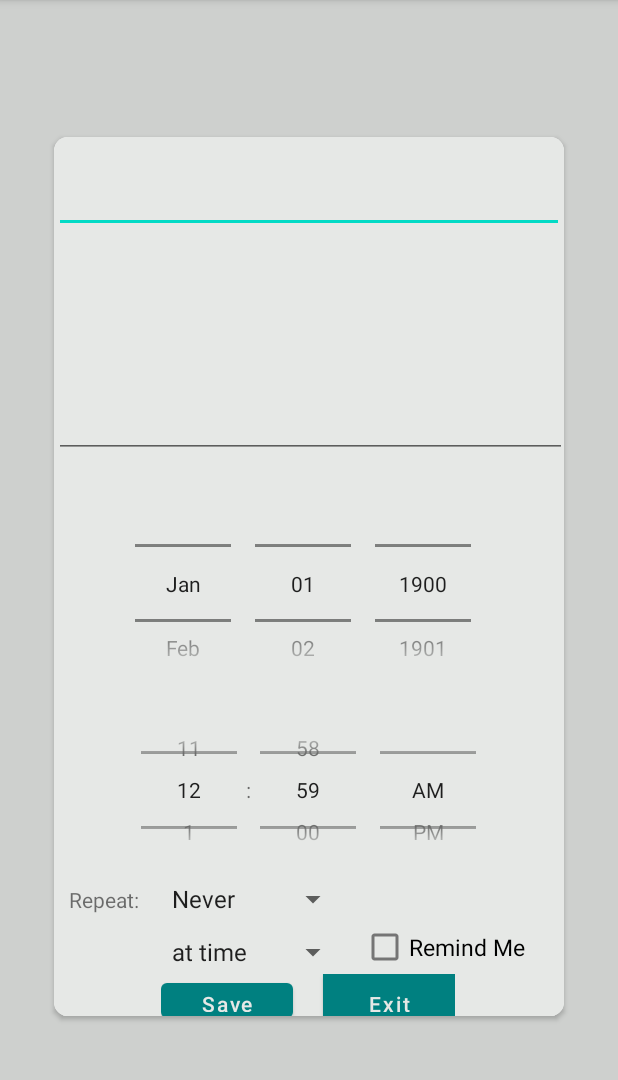
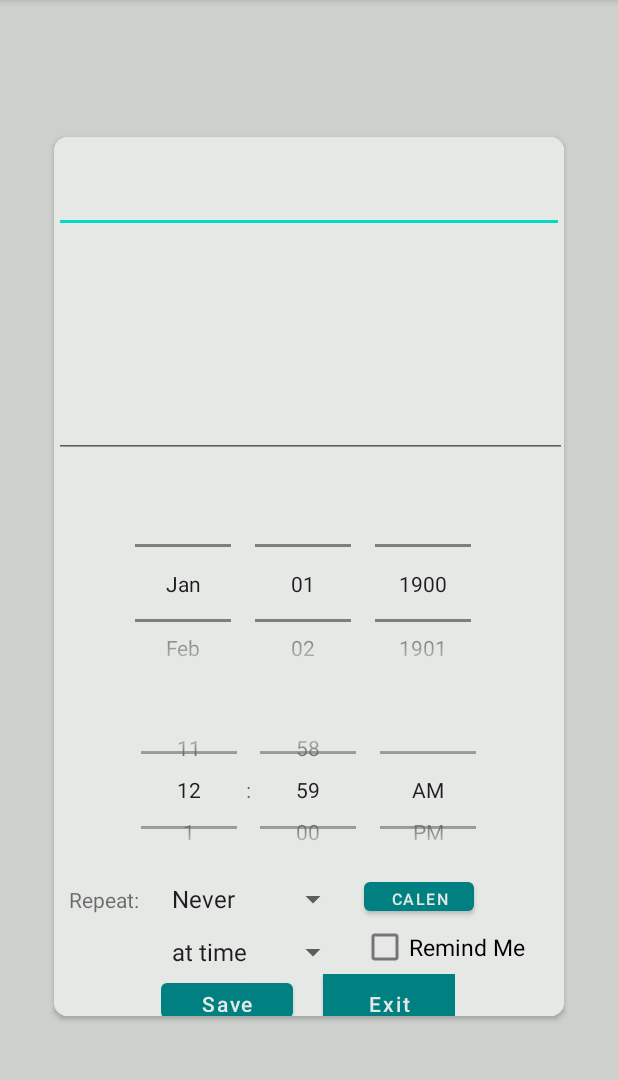
Before and after one commit to halishaah/COMP-380-L-Introduction-to-Software-Engineering, an Android app: the UpdateTodo screen opened directly, with no data from a screen before it, on a phone screen of 412 x 824 dp, the part 84-1164 px from its top. Run offline under Robolectric (Android 15) with nearby library versions, the phone set to English and light mode, and no system bars; 7 statements that could not run were skipped.

Commit message:
google calendar

```diff
--- a/app/src/main/java/com/example/todoapp/MainActivity.java
+++ b/app/src/main/java/com/example/todoapp/MainActivity.java
@@ -22,6 +22,7 @@ import android.content.DialogInterface;
 import android.content.Intent;
 import android.os.Build;
 import android.os.Bundle;
+import android.provider.CalendarContract;
 import android.view.LayoutInflater;
 import android.view.Menu;
 import android.view.MenuInflater;
@@ -30,6 +31,7 @@ import android.view.View;
 
 import android.widget.ArrayAdapter;
 
+import android.widget.Button;
 import android.widget.CheckBox;
 import android.widget.DatePicker;
 import android.widget.EditText;
@@ -68,6 +70,7 @@ public class MainActivity extends AppCompatActivity {
     TimePicker timePicker;
 
 
+
     @Override
     protected void onCreate(Bundle savedInstanceState) {
         super.onCreate(savedInstanceState);
@@ -100,6 +103,8 @@ public class MainActivity extends AppCompatActivity {
                 ArrayAdapter<CharSequence>adapterReminder = ArrayAdapter.createFromResource(inflater.getContext(),R.array.reminder, android.R.layout.simple_spinner_item);
                 adapterReminder.setDropDownViewResource(android.R.layout.simple_spinner_dropdown_item);
                 reminderSpinner.setAdapter(adapterReminder);
+
+
 
                 new AlertDialog.Builder(MainActivity.this,R.style.AlertDialogStyle)
 
--- a/app/src/main/java/com/example/todoapp/TodoAdapter.java
+++ b/app/src/main/java/com/example/todoapp/TodoAdapter.java
@@ -136,7 +136,6 @@ public class  TodoAdapter extends RecyclerView.Adapter<TodoAdapter.TodoHolder> i
             todos.clear();
             todos.addAll((ArrayList) results.values);
             notifyDataSetChanged();
-
         }
     };
 }
--- a/app/src/main/res/layout/activity_update_todo.xml
+++ b/app/src/main/res/layout/activity_update_todo.xml
@@ -171,6 +171,19 @@
                 app:layout_constraintTop_toBottomOf="@+id/timePicker2"
                 app:layout_constraintVertical_bias="0.0" />
 
+            <Button
+                android:id="@+id/addGoogle"
+                android:layout_width="73dp"
+                android:layout_height="31dp"
+                android:layout_marginEnd="60dp"
+                android:text="Calender +"
+                android:textColor="@color/white"
+                android:textSize="16px"
+                app:layout_constraintBottom_toBottomOf="parent"
+                app:layout_constraintEnd_toEndOf="parent"
+                app:layout_constraintTop_toTopOf="parent"
+                app:layout_constraintVertical_bias="0.873" />
+
 
         </androidx.constraintlayout.widget.ConstraintLayout>
 
--- a/app/src/main/res/layout/todo_list.xml
+++ b/app/src/main/res/layout/todo_list.xml
@@ -68,7 +68,6 @@
             app:layout_constraintTop_toTopOf="parent"
             app:layout_constraintVertical_bias="0.827" />
 
-
     </androidx.constraintlayout.widget.ConstraintLayout>
 
 
```
Also changed, not shown: app/src/main/java/com/example/todoapp/UpdateTodo.java (+27 -0 lines).
